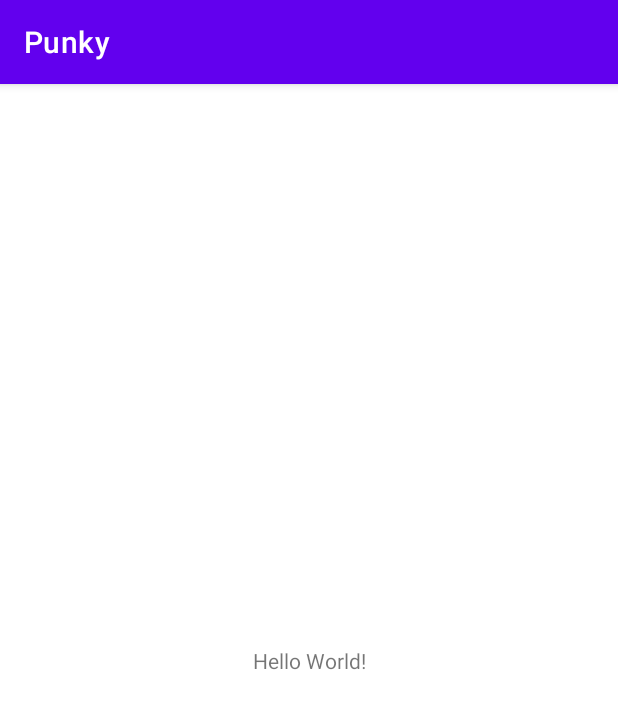
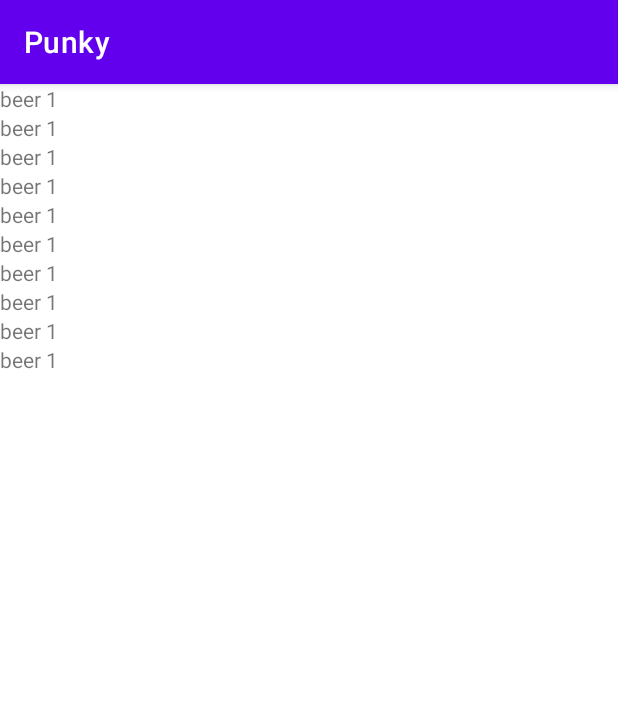
Before and after one commit to carlosezam/albo-test-2, an Android app: the screen it shows after launch (MainActivity), on a phone screen of 412 x 824 dp. Shown: the top 709 px of the screen. Run offline under Robolectric (Android 15) with nearby library versions, the phone set to English and light mode, and no system bars; 3 statements that could not run were skipped.

Commit message:
Beer ListAdapter and ViewBinding

```diff
--- /dev/null
+++ b/app/src/main/java/com/example/punky/ui/beerlist/BeerAdapter.kt
@@ -0,0 +1,41 @@
+package com.example.punky.ui.beerlist
+
+import android.view.LayoutInflater
+import android.view.View
+import android.view.ViewGroup
+import androidx.recyclerview.widget.DiffUtil
+import androidx.recyclerview.widget.ListAdapter
+import androidx.recyclerview.widget.RecyclerView
+import com.example.punky.databinding.BeerViewHolderBinding
+
+
+data class BeerItem (
+    val title:String,
+    val description: String,
+    val imageUrl: String?
+    )
+class BeerViewHolder(val binding: BeerViewHolderBinding) : RecyclerView.ViewHolder(binding.root) {
+
+    fun onBinding( data: BeerItem ){
+        binding.titleText.text = data.title
+    }
+}
+
+class BeerDiffCallback : DiffUtil.ItemCallback<BeerItem>() {
+    override fun areItemsTheSame(oldItem: BeerItem, newItem: BeerItem): Boolean = oldItem === newItem
+    override fun areContentsTheSame(oldItem: BeerItem, newItem: BeerItem): Boolean = oldItem == newItem
+}
+
+class BeerAdapter : ListAdapter< BeerItem, BeerViewHolder >( BeerDiffCallback() ){
+
+    override fun onCreateViewHolder(parent: ViewGroup, viewType: Int): BeerViewHolder {
+        val inflater = LayoutInflater.from(parent.context)
+        val binding = BeerViewHolderBinding.inflate( inflater, parent, false )
+        return BeerViewHolder( binding )
+    }
+
+    override fun onBindViewHolder(holder: BeerViewHolder, position: Int) {
+       holder.onBinding( getItem(position) )
+    }
+
+}
--- /dev/null
+++ b/app/src/main/java/com/example/punky/ui/beerlist/BeerListFragment.kt
@@ -0,0 +1,74 @@
+package com.example.punky.ui.beerlist
+
+import android.os.Bundle
+import androidx.fragment.app.Fragment
+import android.view.LayoutInflater
+import android.view.View
+import android.view.ViewGroup
+import android.widget.LinearLayout
+import androidx.recyclerview.widget.LinearLayoutManager
+import androidx.recyclerview.widget.RecyclerView
+import com.example.punky.R
+import com.example.punky.databinding.FragmentBeerListBinding
+
+// TODO: Rename parameter arguments, choose names that match
+// the fragment initialization parameters, e.g. ARG_ITEM_NUMBER
+private const val ARG_PARAM1 = "param1"
+private const val ARG_PARAM2 = "param2"
+
+/**
+ * A simple [Fragment] subclass.
+ * Use the [BeerListFragment.newInstance] factory method to
+ * create an instance of this fragment.
+ */
+class BeerListFragment : Fragment() {
+    // TODO: Rename and change types of parameters
+    private var param1: String? = null
+    private var param2: String? = null
+
+    private var _binding: FragmentBeerListBinding? = null
+    private val binding: FragmentBeerListBinding  get() = _binding!!
+
+    override fun onCreate(savedInstanceState: Bundle?) {
+        super.onCreate(savedInstanceState)
+        arguments?.let {
+            param1 = it.getString(ARG_PARAM1)
+            param2 = it.getString(ARG_PARAM2)
+        }
+    }
+
+    override fun onCreateView(
+        inflater: LayoutInflater, container: ViewGroup?,
+        savedInstanceState: Bundle?
+    ): View? {
+
+        return FragmentBeerListBinding.inflate( inflater, container, false).also { _binding = it }.root
+        //return inflater.inflate(R.layout.fragment_beer_list, container, false)
+    }
+
+    override fun onViewCreated(view: View, savedInstanceState: Bundle?) {
+        super.onViewCreated(view, savedInstanceState)
+        val beers = listOf(
+            BeerItem("beer 1", "lorem ipsum", null),
+            BeerItem("beer 1", "lorem ipsum", null),
+            BeerItem("beer 1", "lorem ipsum", null),
+            BeerItem("beer 1", "lorem ipsum", null),
+            BeerItem("beer 1", "lorem ipsum", null),
+            BeerItem("beer 1", "lorem ipsum", null),
+            BeerItem("beer 1", "lorem ipsum", null),
+            BeerItem("beer 1", "lorem ipsum", null),
+            BeerItem("beer 1", "lorem ipsum", null),
+            BeerItem("beer 1", "lorem ipsum", null),
+        )
+
+        val adapter = BeerAdapter()
+        binding.beerList.adapter = adapter
+        adapter.submitList( beers )
+    }
+
+    override fun onDestroyView() {
+        super.onDestroyView()
+        _binding = null
+    }
+
+}
--- a/app/src/main/res/layout/activity_main.xml
+++ b/app/src/main/res/layout/activity_main.xml
@@ -6,13 +6,17 @@
     android:layout_height="match_parent"
     tools:context=".ui.MainActivity">
 
-    <TextView
-        android:layout_width="wrap_content"
-        android:layout_height="wrap_content"
-        android:text="Hello World!"
+    <androidx.fragment.app.FragmentContainerView
+        android:id="@+id/nav_host_fragment"
+        android:name="androidx.navigation.fragment.NavHostFragment"
+        android:layout_width="0dp"
+        android:layout_height="0dp"
+        app:layout_constraintTop_toTopOf="parent"
         app:layout_constraintBottom_toBottomOf="parent"
         app:layout_constraintLeft_toLeftOf="parent"
         app:layout_constraintRight_toRightOf="parent"
-        app:layout_constraintTop_toTopOf="parent" />
+        app:defaultNavHost="true"
+        app:navGraph="@navigation/beer_nav_graph"
+        />
 
 </androidx.constraintlayout.widget.ConstraintLayout>
--- /dev/null
+++ b/app/src/main/res/layout/beer_view_holder.xml
@@ -0,0 +1,15 @@
+<?xml version="1.0" encoding="utf-8"?>
+<androidx.constraintlayout.widget.ConstraintLayout xmlns:android="http://schemas.android.com/apk/res/android"
+    android:layout_width="match_parent"
+    android:layout_height="wrap_content"
+    xmlns:app="http://schemas.android.com/apk/res-auto">
+
+    <TextView
+        android:id="@+id/title_text"
+        android:layout_width="match_parent"
+        android:layout_height="wrap_content"
+        app:layout_constraintTop_toTopOf="parent"
+        app:layout_constraintBottom_toBottomOf="parent"
+        />
+
+</androidx.constraintlayout.widget.ConstraintLayout>
--- /dev/null
+++ b/app/src/main/res/layout/fragment_beer_list.xml
@@ -0,0 +1,21 @@
+<?xml version="1.0" encoding="utf-8"?>
+<FrameLayout xmlns:android="http://schemas.android.com/apk/res/android"
+    xmlns:tools="http://schemas.android.com/tools"
+    android:layout_width="match_parent"
+    android:layout_height="match_parent"
+    xmlns:app="http://schemas.android.com/apk/res-auto"
+    tools:context=".ui.beerlist.BeerListFragment">
+
+
+
+    <androidx.recyclerview.widget.RecyclerView
+        android:id="@+id/beer_list"
+        android:layout_width="match_parent"
+        android:layout_height="match_parent"
+        app:layoutManager="androidx.recyclerview.widget.LinearLayoutManager"
+        android:orientation="vertical"
+        tools:listitem="@layout/beer_view_holder"
+        tools:itemCount="10"
+        />
+
+</FrameLayout>
--- /dev/null
+++ b/app/src/main/res/navigation/beer_nav_graph.xml
@@ -0,0 +1,22 @@
+<?xml version="1.0" encoding="utf-8"?>
+<navigation xmlns:android="http://schemas.android.com/apk/res/android"
+    xmlns:app="http://schemas.android.com/apk/res-auto"
+    xmlns:tools="http://schemas.android.com/tools"
+    android:id="@+id/beer_nav_graph"
+    app:startDestination="@id/beerListFragment">
+
+    <fragment
+        android:id="@+id/beerListFragment"
+        android:name="com.example.punky.ui.beerlist.BeerListFragment"
+        android:label="fragment_beer_list"
+        tools:layout="@layout/fragment_beer_list" >
+        <action
+            android:id="@+id/to_details"
+            app:destination="@id/beerDetailsFragment" />
+    </fragment>
+    <fragment
+        android:id="@+id/beerDetailsFragment"
+        android:name="com.example.punky.ui.beerdeatils.BeerDetailsFragment"
+        android:label="fragment_beer_details"
+        tools:layout="@layout/fragment_beer_details" />
+</navigation>
--- a/app/src/main/res/values/strings.xml
+++ b/app/src/main/res/values/strings.xml
@@ -1,3 +1,5 @@
 <resources>
     <string name="app_name">Punky</string>
+    <!-- TODO: Remove or change this placeholder text -->
+    <string name="hello_blank_fragment">Hello blank fragment</string>
 </resources>
--- a/build.gradle
+++ b/build.gradle
@@ -2,6 +2,7 @@
 buildscript {
     ext.kotlin_version = "1.4.31"
     ext.ktor_version = "1.5.2"
+    ext.nav_version = "2.3.3"
 
     repositories {
         google()
```
Also changed, not shown: app/build.gradle (+9 -0 lines), app/src/main/java/com/example/punky/ui/beerdeatils/BeerDetailsFragment.kt (added, +60 -0 lines), app/src/main/res/layout/fragment_beer_details.xml (added, +14 -0 lines).
